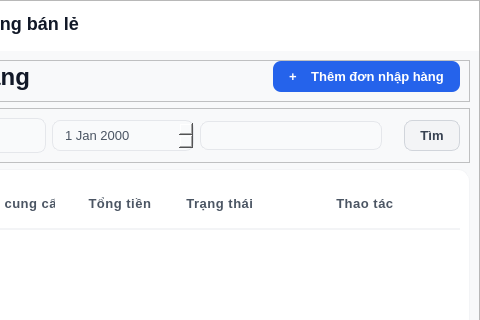
doandt0612/retail-store-management, file ui/NhanVienKho/mainNVK.ui: the form before one commit; both pictures show x 430 to 910 and y 0 to 320 of the 910 by 600 pixel window.
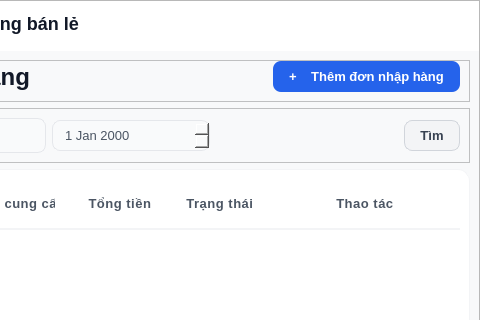
The form after the commit. The open tabs and pages were chosen to show the change.

Commit message: fix: open_create order, remove date filter UI

Patch:
```diff
--- a/ui/NhanVienKho/mainNVK.ui
+++ b/ui/NhanVienKho/mainNVK.ui
@@ -1211,9 +1211,6 @@
               <item>
                <widget class="QDateEdit" name="deLocNgay_2"/>
               </item>
-              <item>
-               <widget class="QComboBox" name="cbLocNCC"/>
-              </item>
               <item>
                <spacer name="horizontalSpacer_14">
                 <property name="orientation">
```
The commit also changes 4 other files.
